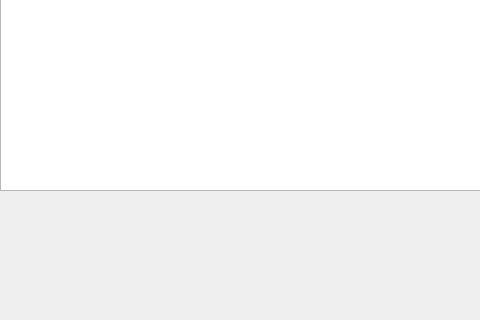
The window that history.ui (Jenway/gomoku) describes before a commit, drawn with Qt 5; both pictures show x 0 to 480 and y 330 to 650 of the 1280 by 650 pixel window.
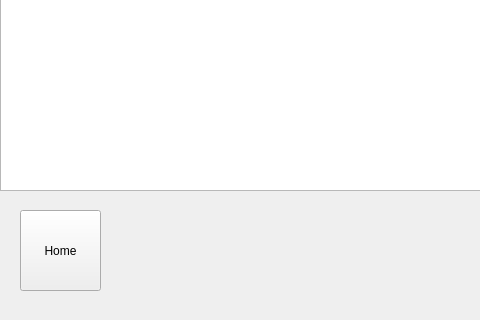
The same window after the commit.

The edit to the form file:
```diff
--- a/history.ui
+++ b/history.ui
@@ -46,6 +46,19 @@
     </item>
    </layout>
   </widget>
+  <widget class="QPushButton" name="pushButton">
+   <property name="geometry">
+    <rect>
+     <x>20</x>
+     <y>540</y>
+     <width>81</width>
+     <height>81</height>
+    </rect>
+   </property>
+   <property name="text">
+    <string>Home</string>
+   </property>
+  </widget>
  </widget>
  <resources/>
  <connections/>
```
